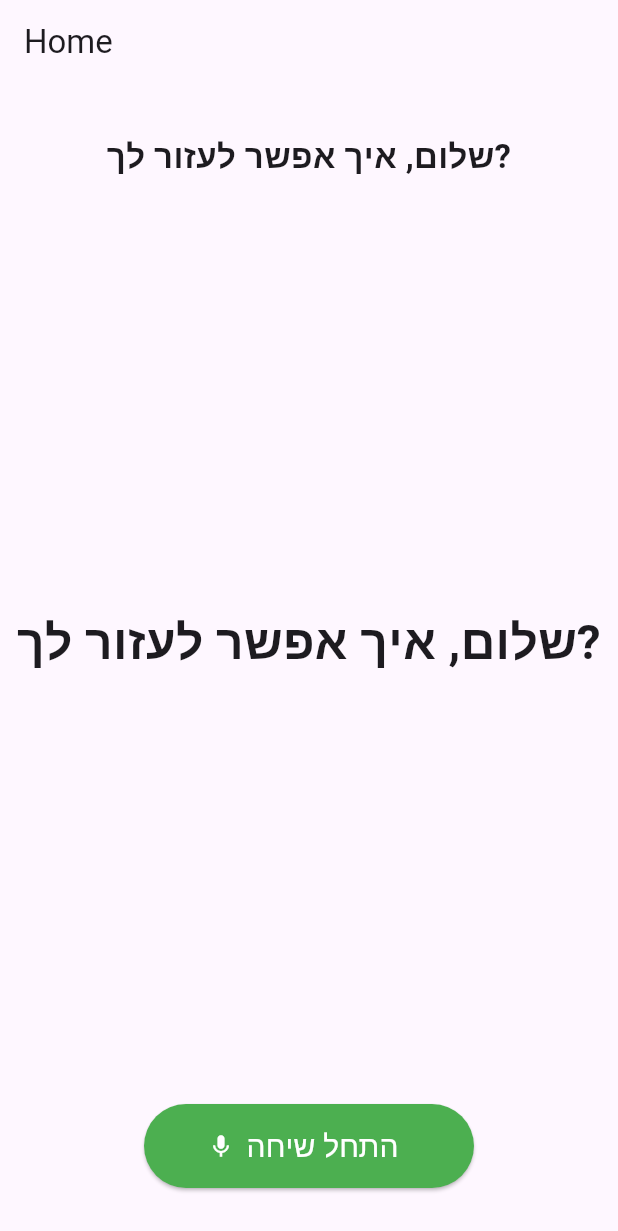
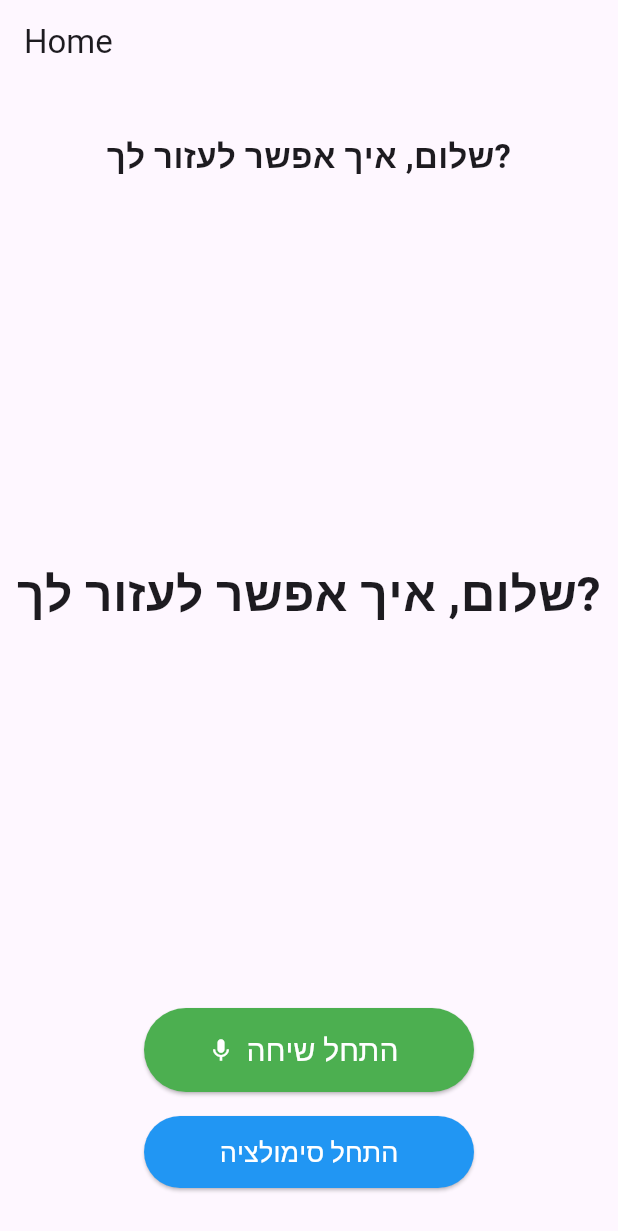
Before and after one commit to whitecat06821/Hebrew-Voice-Assistant, a Flutter app: the screen it shows after launch, on a phone screen of 412 x 824 dp. Shown: the top 1231 px of the screen. Run offline on Flutter 3.47's test engine with Material 3 defaults, Android fonts, the phone set to English and light mode, and no system bars; our stand-ins replace flutter_tts, permission_handler, speech_to_text.

Commit message:
fixed/no microphone applicatino case

```diff
--- a/lib/screens/home_screen.dart
+++ b/lib/screens/home_screen.dart
@@ -3,6 +3,7 @@
 import '../services/tts_service.dart';
 import '../services/stt_service.dart';
 import 'dart:async';
+import 'dart:math';
 
 class HomeScreen extends StatefulWidget {
   const HomeScreen({super.key});
@@ -18,6 +19,21 @@
   bool _isActive = false;
   bool _isProcessing = false;
   bool _greetingSpoken = false;
+  Timer? _simulationTimer;
+  final List<String> _fakeSentences = [
+    'מה שלומך היום?',
+    'האם אתה צריך עזרה במשהו?',
+    'מזג האוויר יפה היום.',
+    'אני כאן כדי לעזור לך.',
+    'ספר לי מה תרצה לעשות.',
+    'האם יש משהו שתרצה לדעת?',
+    'במה אפשר לסייע לך?',
+    'האם תרצה לשמוע בדיחה?',
+    'האם יש לך שאלה בשבילי?',
+    'אני אוהב לעזור לאנשים.'
+  ];
+  final Random _random = Random();
+  bool _simulationActive = false;
 
   @override
   void initState() {
@@ -39,29 +55,20 @@
 
   void _startConversationLoop() {
     if (!_isActive) return;
-    STTService().listen(
-      onResult: (text) {
+    _simulationTimer?.cancel();
+    _simulationTimer = Timer(const Duration(seconds: 5), () {
+      if (!_isActive) return;
+      final fakeText = _fakeSentences[_random.nextInt(_fakeSentences.length)];
       setState(() {
-          _recognizedText = text.isEmpty ? 'כאן יופיע הטקסט המתומלל' : text;
+        _recognizedText = fakeText;
       });
-      },
-      onFinal: () async {
-        if (!_isActive) return;
-        final speech = _recognizedText;
-        if (speech.isNotEmpty && speech != 'כאן יופיע הטקסט המתומלל') {
       TTSService().setOnComplete(() {
         if (_isActive) {
           _startConversationLoop();
         }
       });
-          await TTSService().speak(speech);
-        } else {
-          // If nothing was recognized, restart listening
-          _startConversationLoop();
-        }
-      },
-      pauseDuration: const Duration(seconds: 2),
-    );
+      TTSService().speak(fakeText);
+    });
   }
 
   void _stopConversation() {
@@ -69,8 +76,21 @@
       _isActive = false;
       _recognizedText = _greeting;
     });
-    STTService().stop();
+    _simulationTimer?.cancel();
     TTSService().stop();
+  }
+
+  void _toggleSimulation() {
+    setState(() {
+      _simulationActive = !_simulationActive;
+      _isActive = _simulationActive;
+      _recognizedText = _greeting;
+    });
+    if (_simulationActive) {
+      _startConversationLoop();
+    } else {
+      _stopConversation();
+    }
   }
 
   Future<void> _requestMicPermission() async {
@@ -153,7 +173,9 @@
             ),
             Padding(
               padding: const EdgeInsets.only(bottom: 32.0),
-              child: SizedBox(
+              child: Column(
+                children: [
+                  SizedBox(
                     width: 220,
                     height: 56,
                     child: ElevatedButton.icon(
@@ -178,6 +200,26 @@
                           : _stopConversation,
                     ),
                   ),
+                  const SizedBox(height: 16),
+                  SizedBox(
+                    width: 220,
+                    height: 48,
+                    child: ElevatedButton(
+                      style: ElevatedButton.styleFrom(
+                        backgroundColor: _simulationActive ? Colors.red : Colors.blue,
+                        shape: RoundedRectangleBorder(
+                          borderRadius: BorderRadius.circular(28),
+                        ),
+                      ),
+                      onPressed: _toggleSimulation,
+                      child: Text(
+                        _simulationActive ? 'עצור סימולציה' : 'התחל סימולציה',
+                        style: const TextStyle(fontSize: 18, color: Colors.white),
+                      ),
+                    ),
+                  ),
+                ],
+              ),
             ),
           ],
         ),
```
Also changed, not shown: lib/services/tts_service.dart (+7 -1 lines). Lines whose indentation alone changed are shown as unchanged.
